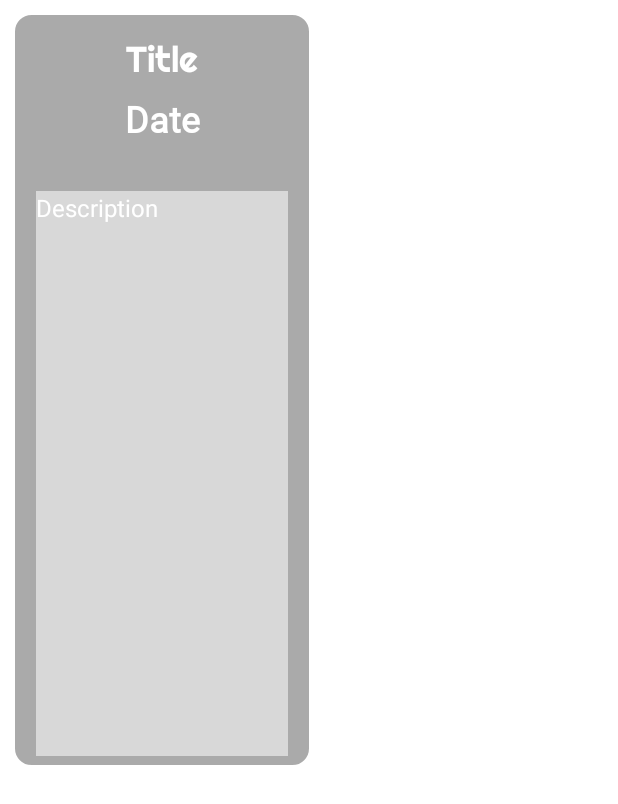
After one commit to tolgakurucay/MyNotebook, an Android app: the layout favorites_layout.xml on its own in the app's theme, with its tools: preview values and no code run, on a phone screen of 412 x 824 dp. The commit adds this screen. Shown: the top 804 px of the screen. Run offline under Robolectric (Android 15) with nearby library versions, the phone set to English and light mode, and no system bars.

Commit message:
select from favorites has completed

```diff
--- a/app/build.gradle
+++ b/app/build.gradle
@@ -6,6 +6,7 @@ plugins {
     id 'kotlin-parcelize'
     id 'kotlin-kapt'
     id 'dagger.hilt.android.plugin'
+    id 'kotlin-android'
 
 }
 
--- a/app/src/main/java/com/tolgakurucay/mynotebook/services/NoteDAO.kt
+++ b/app/src/main/java/com/tolgakurucay/mynotebook/services/NoteDAO.kt
@@ -28,5 +28,8 @@ interface NoteDAO {
     @Insert
         fun insertFavorites(favoriteNote:NoteFavoritesModel)
 
+        @Query("select * from NoteFavorites")
+        fun getFavorites() : List<NoteFavoritesModel>
+
 
 }
--- /dev/null
+++ b/app/src/main/res/drawable/favorites_background.xml
@@ -0,0 +1,9 @@
+<?xml version="1.0" encoding="utf-8"?>
+<shape xmlns:android="http://schemas.android.com/apk/res/android" android:shape="rectangle">
+    <corners android:radius="16dp"/>
+    <stroke android:color="@color/white" android:width="10dp"/>
+    <solid android:color="@android:color/darker_gray"/>
+    <size android:width="15dp"/>
+
+
+</shape>
--- /dev/null
+++ b/app/src/main/res/layout/favorites_layout.xml
@@ -0,0 +1,63 @@
+<?xml version="1.0" encoding="utf-8"?>
+<androidx.constraintlayout.widget.ConstraintLayout xmlns:android="http://schemas.android.com/apk/res/android"
+    xmlns:app="http://schemas.android.com/apk/res-auto"
+    xmlns:tools="http://schemas.android.com/tools"
+    android:layout_width="wrap_content"
+    android:layout_height="wrap_content"
+    android:background="@drawable/favorites_background">
+
+    <TextView
+        android:id="@+id/textViewFavoritesTitle"
+        android:layout_width="wrap_content"
+        android:layout_height="wrap_content"
+        android:layout_marginStart="84dp"
+        android:layout_marginTop="24dp"
+        android:layout_marginEnd="84dp"
+        android:fontFamily="@font/righteorus"
+        android:text="@string/title"
+        android:textColor="#FFFFFF"
+        android:textSize="24dp"
+        app:layout_constraintEnd_toEndOf="parent"
+        app:layout_constraintStart_toStartOf="parent"
+        app:layout_constraintTop_toTopOf="parent" />
+
+    <TextView
+        android:id="@+id/textVliewFavoritesDate"
+        android:layout_width="wrap_content"
+        android:layout_height="wrap_content"
+        android:layout_marginTop="8dp"
+        android:fontFamily="@font/orange_juice"
+        android:text="@string/date"
+        android:textColor="#FFFFFF"
+        android:textSize="24sp"
+        android:textStyle="bold"
+        app:layout_constraintEnd_toEndOf="@+id/textViewFavoritesTitle"
+        app:layout_constraintStart_toStartOf="@+id/textViewFavoritesTitle"
+        app:layout_constraintTop_toBottomOf="@+id/textViewFavoritesTitle" />
+
+    <TextView
+        android:id="@+id/textView4"
+        android:layout_width="0dp"
+        android:layout_height="wrap_content"
+        android:layout_marginStart="24dp"
+        android:layout_marginTop="32dp"
+        android:layout_marginEnd="24dp"
+        android:layout_marginBottom="16dp"
+        android:background="#8CFFFFFF"
+        android:lines="20"
+        android:scrollIndicators="end"
+        android:scrollbarFadeDuration="1000"
+        android:scrollbarSize="6dp"
+        android:scrollbarStyle="insideOverlay"
+        android:scrollbars="vertical"
+        android:text="Description"
+        android:textColor="#FFFFFF"
+        android:textIsSelectable="true"
+        android:textSize="16sp"
+        app:layout_constraintBottom_toBottomOf="parent"
+        app:layout_constraintEnd_toEndOf="parent"
+        app:layout_constraintHorizontal_bias="0.0"
+        app:layout_constraintStart_toStartOf="parent"
+        app:layout_constraintTop_toBottomOf="@+id/textVliewFavoritesDate"
+        app:layout_constraintVertical_bias="0.583" />
+</androidx.constraintlayout.widget.ConstraintLayout>
--- a/app/src/main/res/values/strings.xml
+++ b/app/src/main/res/values/strings.xml
@@ -94,5 +94,6 @@
     <string name="cancel">Cancel</string>
     <string name="areyousureyouwanttoaddfavorites">Are You Sure You Want To Add Selected Notes To Favorites</string>
     <string name="addtofavorites">Add To Favorites</string>
+    <string name="date">Date</string>
 
 </resources>
```
Also changed, not shown: app/src/main/java/com/tolgakurucay/mynotebook/adapters/FavoritesAdapter.kt (added, +37 -0 lines), app/src/main/java/com/tolgakurucay/mynotebook/viewmodels/main/FavoritesFragmentViewModel.java (added, +60 -0 lines), app/src/main/java/com/tolgakurucay/mynotebook/views/main/FavoritesFragment.kt (+43 -2 lines), app/src/main/res/layout/fragment_favorites.xml (+12 -6 lines), 1 other file.
